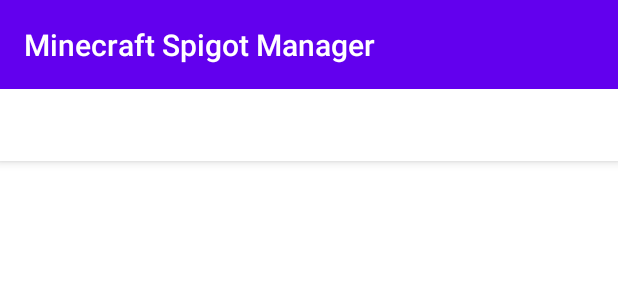
After one commit to filipizydorczyk/minecraft-spigot-manager, an Android app: the layout activity_players.xml on its own in the app's theme, with its tools: preview values and no code run, on a phone screen of 412 x 824 dp. The commit adds this screen. Shown: the top 300 px of the screen. Run offline under Robolectric (Android 15) with nearby library versions, the phone set to English and light mode, and no system bars.

Commit message:
activities refactor

```diff
--- a/app/src/main/AndroidManifest.xml
+++ b/app/src/main/AndroidManifest.xml
@@ -10,7 +10,7 @@
         android:supportsRtl="true"
         android:theme="@style/Theme.MinecraftSpigotManager">
         <activity
-            android:name=".MainActivity"
+            android:name=".ui.main.MainActivity"
             android:exported="true"
             android:label="@string/app_name"
             android:theme="@style/Theme.MinecraftSpigotManager.NoActionBar">
--- a/app/src/main/java/pl/sadboifilip/minecraftspigotmanager/ui/players/PlayersFragment.java
+++ b/app/src/main/java/pl/sadboifilip/minecraftspigotmanager/ui/players/PlayersFragment.java
@@ -12,9 +12,7 @@ import androidx.lifecycle.ViewModelProvider;
 
 import pl.sadboifilip.minecraftspigotmanager.databinding.FragmentMainBinding;
 
-/**
- * A placeholder fragment containing a simple view.
- */
+
 public class PlayersFragment extends Fragment {
 
     private static final String ARG_SECTION_NUMBER = "section_number";
--- /dev/null
+++ b/app/src/main/res/layout/activity_players.xml
@@ -0,0 +1,36 @@
+<?xml version="1.0" encoding="utf-8"?>
+<androidx.coordinatorlayout.widget.CoordinatorLayout xmlns:android="http://schemas.android.com/apk/res/android"
+    xmlns:app="http://schemas.android.com/apk/res-auto"
+    xmlns:tools="http://schemas.android.com/tools"
+    android:layout_width="match_parent"
+    android:layout_height="match_parent"
+    tools:context=".ui.players.PlayersActivity">
+
+    <com.google.android.material.appbar.AppBarLayout
+        android:layout_width="match_parent"
+        android:layout_height="wrap_content"
+        android:theme="@style/Theme.MinecraftSpigotManager.AppBarOverlay">
+
+        <TextView
+            android:id="@+id/title"
+            android:layout_width="wrap_content"
+            android:layout_height="wrap_content"
+            android:gravity="center"
+            android:minHeight="?actionBarSize"
+            android:padding="@dimen/appbar_padding"
+            android:text="@string/app_name"
+            android:textAppearance="@style/TextAppearance.Widget.AppCompat.Toolbar.Title" />
+
+        <com.google.android.material.tabs.TabLayout
+            android:id="@+id/tabs"
+            android:layout_width="match_parent"
+            android:layout_height="wrap_content" />
+    </com.google.android.material.appbar.AppBarLayout>
+
+    <androidx.viewpager.widget.ViewPager
+        android:id="@+id/view_pager"
+        android:layout_width="match_parent"
+        android:layout_height="match_parent"
+        app:layout_behavior="@string/appbar_scrolling_view_behavior" />
+
+</androidx.coordinatorlayout.widget.CoordinatorLayout>
```
Also changed, not shown: app/src/main/java/pl/sadboifilip/minecraftspigotmanager/ui/main/MainActivity.java (added, +18 -0 lines), app/src/main/java/pl/sadboifilip/minecraftspigotmanager/ui/players/PlayersActivity.java (renamed from app/src/main/java/pl/sadboifilip/minecraftspigotmanager/MainActivity.java, +5 -6 lines), app/src/main/res/layout/activity_main.xml (+5 -30 lines).
